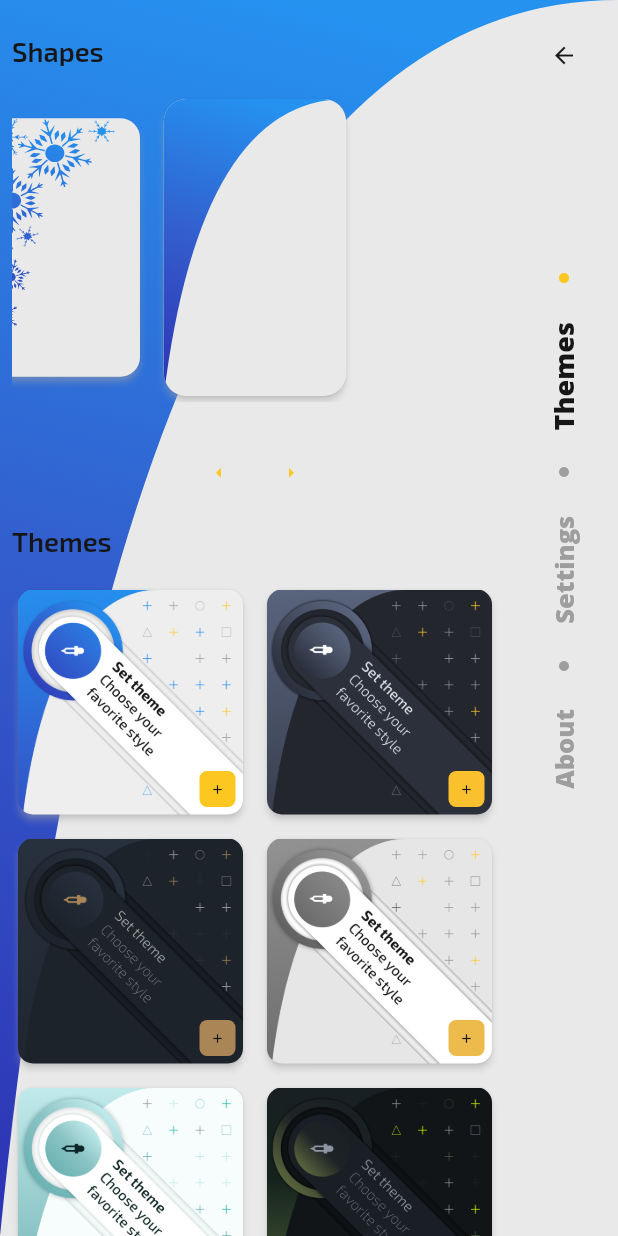
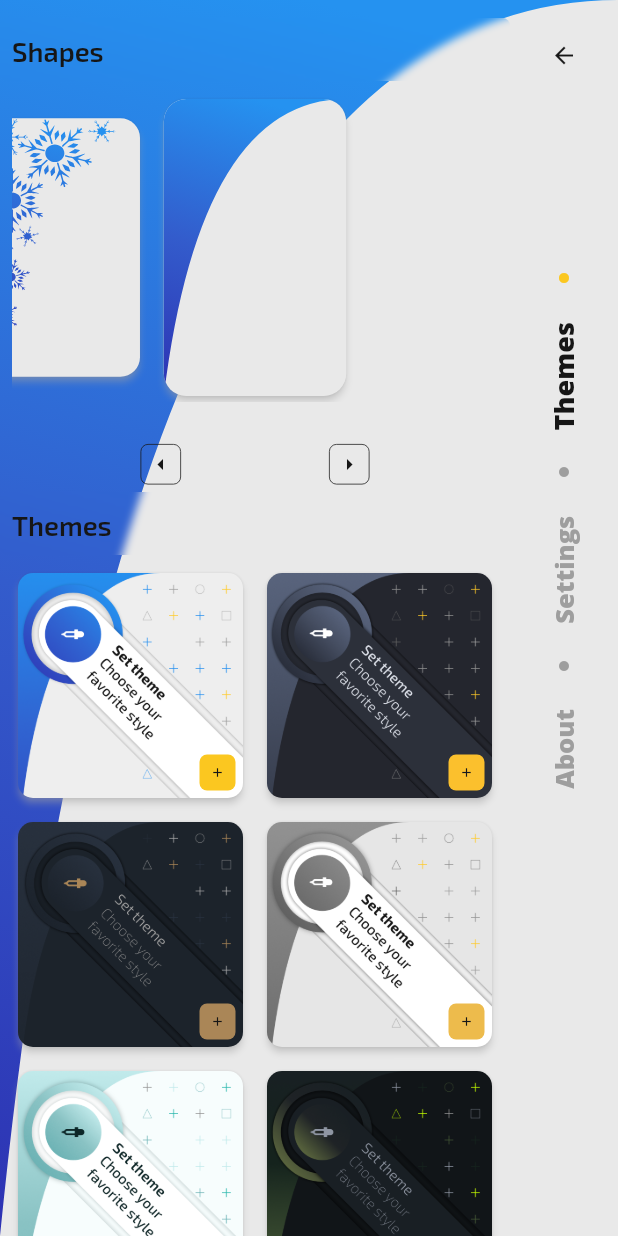
Before and after one commit to RafalSiuta/noti, a Flutter app: the SettingsScreen screen opened by its route, after a tap on the "arrow left" icon, on a phone screen of 412 x 824 dp. Run offline on Flutter 3.47's test engine with Material 3 defaults, Android fonts, the light colour scheme and no system bars; drawn by our look-alikes of carousel_slider; our stand-ins replace audioplayers, camera, device_info_plus, flutter_local_notifications, flutter_staggered_animations, google_fonts and 8 more; missing offline and left inert: csshadow, photo_manager, photo_manager_image_provider; accounts and stored records are empty.

Commit message:
1.fix sliver headers to static size; 2.fix CalendarFormat button switcher;3. fix shape slider UI with buttons;

```diff
--- a/lib/providers/task_provider/task_provider.dart
+++ b/lib/providers/task_provider/task_provider.dart
@@ -102,8 +102,8 @@ class TaskProvider extends ChangeNotifier {
   //
   // }
 
-  void changeDateFormat(CalendarFormat calendarFormat) {
-    format = calendarFormat;
+  void changeDateFormat(CalendarFormat newFormat) {
+    format = newFormat;
     _prefs.storeInt("calendarFormat", format.index);
     notifyListeners();
   }
--- a/lib/screens/note_screen/sliver_note_list.dart
+++ b/lib/screens/note_screen/sliver_note_list.dart
@@ -27,6 +27,7 @@ class SliverNoteList extends StatelessWidget {
             var scaleCard = SizeInfo.scaleCard;
             var  bottomSpacing = SizeInfo.noteListBottomSpacing;
             var noteSpacing = SizeInfo.noteGridSpacing;
+            var headerHeight = SizeInfo.sliverHeaderHeight;
             int counter = isSearch
                 ? noteProvider.noteListByKeywordCounter
                 : noteProvider.noteListCounter;
@@ -54,8 +55,9 @@ class SliverNoteList extends StatelessWidget {
                           delegate: SliverHeader(
                               paddingHorizontal: 8.0,
                               paddingVertical: 5.0,
-                              maxHeight: 60,
-                              minHeight: 55,
+                              height: headerHeight,
+                              // maxHeight: 60,
+                              // minHeight: 55,
                               child: SmallHeader(
                                 title: 'You have $counter note${counter > 1 ? 's' : ""}',
                               ))),
--- a/lib/screens/permission_screen/permission_screen_launcher.dart
+++ b/lib/screens/permission_screen/permission_screen_launcher.dart
@@ -43,6 +43,7 @@ class _PermissionScreenLauncherState extends State<PermissionScreenLauncher>  wi
   Widget build(BuildContext context) {
     double topMargin = SizeInfo.pageTopMargin;
     var switchIconSize = SizeInfo.switchButtonIconSize;
+    var headerHeight = SizeInfo.sliverHeaderHeight;
     return  Scaffold(
       resizeToAvoidBottomInset: false,
       backgroundColor: Theme.of(context).scaffoldBackgroundColor,
@@ -64,8 +65,9 @@ class _PermissionScreenLauncherState extends State<PermissionScreenLauncher>  wi
                           pinned: true,
                           delegate: SliverHeader(
                               paddingHorizontal: 8.0,
-                              maxHeight: 42,
-                              minHeight: 40,
+                              height: headerHeight,
+                              // maxHeight: 42,
+                              // minHeight: 40,
                               child: const SmallHeader(
                                 title: 'Permissions',
                               ))),
--- a/lib/screens/policy_screen/policy_screen.dart
+++ b/lib/screens/policy_screen/policy_screen.dart
@@ -42,8 +42,9 @@ class PolicyScreen extends StatelessWidget {
                           pinned: true,
                           delegate: SliverHeader(
                               paddingHorizontal: 8.0,
-                              maxHeight: headerHeight + 5,
-                              minHeight: headerHeight,
+                              height: headerHeight,
+                              // maxHeight: headerHeight + 5,
+                              // minHeight: headerHeight,
                               child: const SmallHeader(
                                 title: 'PrivacyPolicy',
                               ))),
--- a/lib/screens/settings_screen/permission_screen.dart
+++ b/lib/screens/settings_screen/permission_screen.dart
@@ -16,6 +16,7 @@ class PermissionScreen extends StatelessWidget {
   Widget build(BuildContext context) {
     double topMargin = SizeInfo.pageTopMargin;
     var switchIconSize = SizeInfo.switchButtonIconSize;
+    var headerHeight = SizeInfo.sliverHeaderHeight;
     return Consumer<PermissionProvider>(
         builder: (context, permissionProvider, child) {
           return
@@ -29,8 +30,9 @@ class PermissionScreen extends StatelessWidget {
                       pinned: true,
                       delegate: SliverHeader(
                           paddingHorizontal: 8.0,
-                          maxHeight: 42,
-                          minHeight: 40,
+                          height: headerHeight,
+                          // maxHeight: 42,
+                          // minHeight: 40,
                           child: const SmallHeader(
                             title: 'Permissions',
                           ))),
--- a/lib/screens/settings_screen/sets_screen.dart
+++ b/lib/screens/settings_screen/sets_screen.dart
@@ -38,8 +38,9 @@ class SetsScreen extends StatelessWidget {
                   pinned: true,
                   delegate: SliverHeader(
                       paddingHorizontal: 8.0,
-                      maxHeight: headerHeight,
-                      minHeight: headerHeight - 2,
+                      height: headerHeight,
+                      // maxHeight: headerHeight,
+                      // minHeight: headerHeight - 2,
                       child: const SmallHeader(
                         title: 'Calendar',
                       ))),
@@ -72,8 +73,9 @@ class SetsScreen extends StatelessWidget {
                 pinned: true,
                 delegate: SliverHeader(
                     paddingHorizontal: 8.0,
-                    maxHeight: headerHeight,
-                    minHeight: headerHeight - 2,
+                    height: headerHeight,
+                    // maxHeight: headerHeight,
+                    // minHeight: headerHeight - 2,
                     child: const SmallHeader(
                       title: 'Notifications',
                     ))),
@@ -110,8 +112,9 @@ class SetsScreen extends StatelessWidget {
                 pinned: true,
                 delegate: SliverHeader(
                     paddingHorizontal: 8.0,
-                    maxHeight: headerHeight,
-                    minHeight: headerHeight - 2,
+                    height: headerHeight,
+                    // maxHeight: headerHeight,
+                    // minHeight: headerHeight - 2,
                     child: const SmallHeader(
                       title: 'Trash',
                     ))),
--- a/lib/screens/settings_screen/theme_screen.dart
+++ b/lib/screens/settings_screen/theme_screen.dart
@@ -34,8 +34,9 @@ class ThemeScreen extends StatelessWidget {
                 pinned: true,
                 delegate: SliverHeader(
                     paddingHorizontal: 8.0,
-                    maxHeight: headerHeight,
-                    minHeight: headerHeight - 2,
+                    height: headerHeight,
+                    // maxHeight: headerHeight,
+                    // minHeight: headerHeight - 2,
                     child: const SmallHeader(
                       title: 'Shapes',
                     ))),
@@ -49,8 +50,9 @@ class ThemeScreen extends StatelessWidget {
               pinned: true,
               delegate: SliverHeader(
                   paddingHorizontal: 8.0,
-                  maxHeight: headerHeight,
-                  minHeight: headerHeight - 2,
+                  height: headerHeight,
+                  // maxHeight: headerHeight,
+                  // minHeight: headerHeight - 2,
                   child: const SmallHeader(
                     title: 'Themes',
                   ))),
--- a/lib/widgets/calendar/calendar.dart
+++ b/lib/widgets/calendar/calendar.dart
@@ -7,6 +7,7 @@ import 'package:intl/intl.dart';
 import '../../models/db_model/task.dart';
 import '../../utils/constants/const_values.dart';
 import '../../utils/dimensions/size_info.dart';
+import '../buttons/calendar_format_button.dart';
 import 'calendar_header.dart';
 import 'calendar_marker.dart';
 
@@ -60,11 +61,27 @@ class Calendar extends StatelessWidget {
             children: [
               Visibility(
                 visible: isHeaderVisible,
-                child: CalendarHeader(
-                  next:next ?? (){},
-                  previous: prev ?? (){},
+                child:
+                CalendarHeader(
+                  next: next ?? () {},
+                  previous: prev ?? () {},
                   date: focDay,
+                  widget: CalendarFormatButton(
+                    format: calendarFormat,
+                    onFormatChange: onFormatChanged ?? (format){
+
+                    },
+                  ),
                 ),
+                // CalendarHeader(
+                //   next:next ?? (){},
+                //   previous: prev ?? (){},
+                //   date: focDay,
+                //   widget: CalendarFormatButton(
+                //     format: calendarFormat,
+                //     onFormatChange:onFormatChanged ?? (format){},
+                //   ),
+                // ),
               ),
               AnimationLimiter(
                 child: TableCalendar<Task>(
--- a/lib/widgets/carousel/carousel_slider.dart
+++ b/lib/widgets/carousel/carousel_slider.dart
@@ -5,6 +5,7 @@ import 'package:simple_animations/simple_animations.dart';
 import '../../providers/settings_provider/settings_provider.dart';
 import '../../utils/constants/const_values.dart';
 import '../../utils/dimensions/size_info.dart';
+import '../buttons/icon_btn.dart';
 
 class Carousel extends StatelessWidget {
   const Carousel({super.key});
@@ -15,6 +16,7 @@ class Carousel extends StatelessWidget {
       builder: (context, settingsProvider, child) {
         var chevronIconSize = SizeInfo.switchButtonIconSize;
         var carouselHeight = SizeInfo.carouselHeight;
+        var textSize = SizeInfo.headerSubtitleSize;
         return Column(
           mainAxisAlignment: MainAxisAlignment.start,
           crossAxisAlignment: CrossAxisAlignment.start,
@@ -91,22 +93,34 @@ class Carousel extends StatelessWidget {
             ),
             Row(
               crossAxisAlignment: CrossAxisAlignment.center,
-              mainAxisAlignment: MainAxisAlignment.center,
+              mainAxisAlignment: MainAxisAlignment.spaceEvenly,
               children: <Widget>[
-                IconButton(
-                    splashColor: Colors.transparent,
-                    onPressed: () => settingsProvider.goToPrevious(),
-                    icon: Icon(
-                      Icons.arrow_left,
-                      size: chevronIconSize,
-                    )),
-                IconButton(
-                    splashColor: Colors.transparent,
-                    onPressed: () => settingsProvider.goToNext(),
-                    icon: Icon(
-                      Icons.arrow_right,
-                      size: chevronIconSize,
-                    )),
+                IconBtn(
+                  icon: Icons.arrow_left,
+                  iconSize: textSize,
+                  iconColor: Theme.of(context).dialogTheme.titleTextStyle!.color,//Theme.of(context).indicatorColor,
+                  onPressed: () => settingsProvider.goToPrevious(),
+                ),
+                // IconButton(
+                //     splashColor: Colors.transparent,
+                //     onPressed: () => settingsProvider.goToPrevious(),
+                //     icon: Icon(
+                //       Icons.arrow_left,
+                //       size: chevronIconSize,
+                //     )),
+                // IconButton(
+                //     splashColor: Colors.transparent,
+                //     onPressed: () => settingsProvider.goToNext(),
+                //     icon: Icon(
+                //       Icons.arrow_right,
+                //       size: chevronIconSize,
+                //     )),
+                IconBtn(
+                  icon: Icons.arrow_right,
+                  iconSize: textSize,
+                  iconColor: Theme.of(context).dialogTheme.titleTextStyle!.color,//Theme.of(context).indicatorColor,
+                  onPressed: () => settingsProvider.goToNext(),
+                ),
               ],
             ),
           ],
--- a/lib/widgets/headers/sliver_header.dart
+++ b/lib/widgets/headers/sliver_header.dart
@@ -4,22 +4,27 @@ import 'dart:math' as math;
 import 'package:flutter/material.dart';
 import 'package:flutter/rendering.dart';
 
+import '../../utils/constants/const_values.dart';
+
 class SliverHeader extends SliverPersistentHeaderDelegate {
-  final double? minHeight;
-  final double? maxHeight;
+  // final double? minHeight;
+  // final double? maxHeight;
+  final double height;
   final Widget? child;
   final double paddingHorizontal;
   final double paddingVertical;
   final bool isRebuild;
 
   @override
-  double get minExtent => minHeight!;
+  double get minExtent => height;//minHeight!;
   @override
-  double get maxExtent => math.max(maxHeight!, minHeight!);
+  double get maxExtent => height;//math.max(maxHeight!, minHeight!);
 
   SliverHeader(
-      {required this.minHeight,
-      required this.maxHeight,
+      {
+      //   required this.minHeight,
+      // required this.maxHeight,
+        required this.height,
       required this.child,
       this.paddingHorizontal = 8.0,
       this.paddingVertical = 0.0,
@@ -28,17 +33,17 @@ class SliverHeader extends SliverPersistentHeaderDelegate {
   @override
   Widget build(
       BuildContext context, double shrinkOffset, bool overlapsContent) {
-    return Container(
-      padding: EdgeInsets.symmetric(
-          horizontal: paddingHorizontal, vertical: paddingVertical),
-      decoration: const BoxDecoration(
-        borderRadius: BorderRadius.all(Radius.circular(5.0)),
-      ),
-      child: ClipRRect(
-        borderRadius: const BorderRadius.all(Radius.circular(5.0)),
-        child: BackdropFilter(
-          filter: ImageFilter.blur(
-              sigmaX: blur(shrinkOffset), sigmaY: blur(shrinkOffset)),
+    return ClipRRect(
+      borderRadius: const BorderRadius.all(Radius.circular(5.0)),
+      child: BackdropFilter(
+        filter: ImageFilter.blur(
+            sigmaX: blurValue, sigmaY: blurValue),
+        child: Container(
+          padding: EdgeInsets.symmetric(
+              horizontal: paddingHorizontal, vertical: paddingVertical),
+          decoration: const BoxDecoration(
+            borderRadius: BorderRadius.all(Radius.circular(5.0)),
+          ),
           child: Stack(
             fit: StackFit.expand,
             children: [
@@ -51,9 +56,9 @@ class SliverHeader extends SliverPersistentHeaderDelegate {
     );
   }
 
-  double blur(double shrinkOffset) {
-    return 0.0 + min(3.0, shrinkOffset);
-  }
+  // double blur(double shrinkOffset) {
+  //   return 0.0 + min(3.0, shrinkOffset);
+  // }
 
   @override
   bool shouldRebuild(SliverHeader oldDelegate) {
--- a/lib/widgets/headers/sliver_list_header.dart
+++ b/lib/widgets/headers/sliver_list_header.dart
@@ -21,10 +21,11 @@ class SliverListHeader extends StatelessWidget {
           return SliverPersistentHeader(
               pinned: true,
               delegate: SliverHeader(
-                  paddingHorizontal: 8.0,
+                  paddingHorizontal: edgePadding,
                   paddingVertical: 5.0,
-                  maxHeight: 55,
-                  minHeight: 50,
+                  height: 50,
+                  // maxHeight: 50,
+                  // minHeight: 50,
                   isRebuild: true,
                   child: SmallHeader(
                     title: counter == 0 ? "" : 'You have $counter task${counter > 1 ? 's' : ""}',
--- a/lib/widgets/headers/small_header.dart
+++ b/lib/widgets/headers/small_header.dart
@@ -13,7 +13,7 @@ class SmallHeader extends StatelessWidget {
     return Padding(
       padding: EdgeInsets.symmetric(vertical: SizeInfo.verticalHeaderPadding),
       child: PlayAnimationBuilder(
-          tween: Tween<Offset>(begin: const Offset(-10.0, 0), end: Offset.zero),
+          tween: Tween<Offset>(begin: const Offset(-5.0, 0), end: Offset.zero),
           duration: headerDuration,
           delay: const Duration(milliseconds: 100),
           curve: Curves.easeOut,
```
Also changed, not shown: lib/screens/settings_screen/licence_screen.dart (+7 -4 lines), lib/screens/welcome_screen/welcome_screen.dart (+8 -13 lines), lib/widgets/buttons/calendar_format_button.dart (+69 -12 lines), lib/widgets/calendar/calendar_header.dart (+14 -4 lines), lib/widgets/calendar/sliver_calendar_wrapper.dart (+9 -10 lines).
